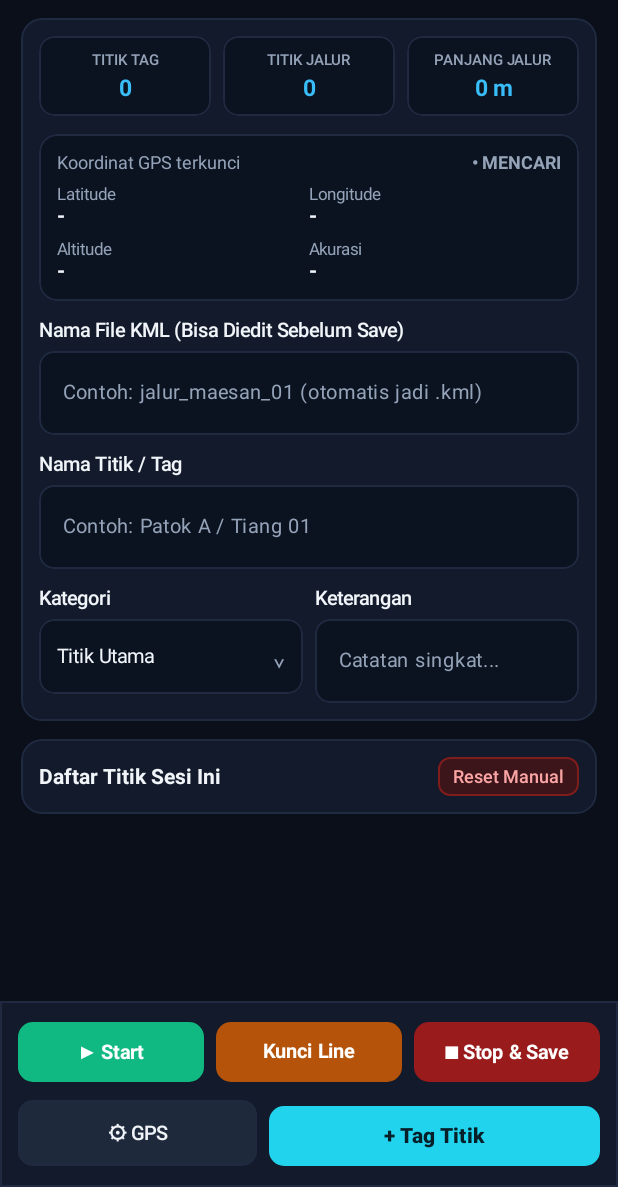
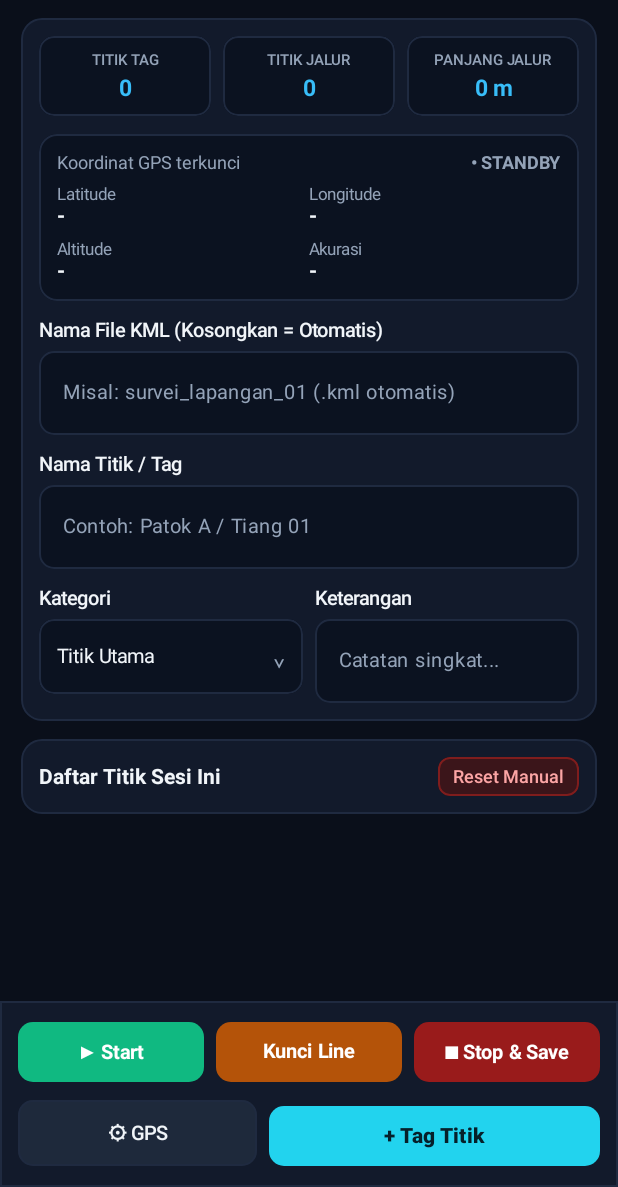
Before and after one commit to bagasody22/gps-survei-native, an Android app built with Jetpack Compose: the screen it shows after launch (MainActivity), after a tap on "Reset Manual", on a phone screen of 412 x 824 dp, the part 49-1236 px from its top. Run offline under Robolectric (Android 15) with nearby library versions, the phone set to English and light mode, and no system bars.

Commit message:
Update MainActivity.kt

```diff
--- a/app/src/main/java/com/timsurvei/gpskml/MainActivity.kt
+++ b/app/src/main/java/com/timsurvei/gpskml/MainActivity.kt
@@ -4,7 +4,6 @@ import android.Manifest
 import android.annotation.SuppressLint
 import android.content.ContentValues
 import android.content.Context
-import android.content.Intent
 import android.content.pm.PackageManager
 import android.location.Location
 import android.os.Build
@@ -12,7 +11,6 @@ import android.os.Bundle
 import android.os.Environment
 import android.os.Looper
 import android.provider.MediaStore
-import android.provider.Settings
 import android.widget.Toast
 import androidx.activity.ComponentActivity
 import androidx.activity.compose.rememberLauncherForActivityResult
@@ -73,7 +71,6 @@ import java.io.FileOutputStream
 import java.text.SimpleDateFormat
 import java.util.Date
 import java.util.Locale
-
 data class TrackPoint(
     val latitude: Double,
     val longitude: Double,
@@ -98,9 +95,13 @@ private val TextWhite = Color(0xFFF1F5F9)
 private val TextMuted = Color(0xFF94A3B8)
 private val AccentBlue = Color(0xFF38BDF8)
 private val BtnGreen = Color(0xFF10B981)
+private val BtnGreenActive = Color(0xFF047857)
 private val BtnAmber = Color(0xFFB45309)
+private val BtnAmberLocked = Color(0xFFF59E0B)
 private val BtnRed = Color(0xFF991B1B)
+private val BtnRedPressed = Color(0xFFEF4444)
 private val BtnTagCyan = Color(0xFF22D3EE)
+private val BtnTagCyanPressed = Color(0xFF0891B2)
 
 class MainActivity : ComponentActivity() {
     override fun onCreate(savedInstanceState: Bundle?) {
@@ -125,6 +126,9 @@ fun GpsTaggingKmlScreen() {
 
     var isTracking by remember { mutableStateOf(false) }
     var isLineLocked by remember { mutableStateOf(false) }
+    var isRefreshingGps by remember { mutableStateOf(false) }
+    var isSavingKml by remember { mutableStateOf(false) }
+    var isTaggingPressed by remember { mutableStateOf(false) }
 
     var kmlFileName by remember { mutableStateOf("") }
     var tagName by remember { mutableStateOf("") }
@@ -156,26 +160,27 @@ fun GpsTaggingKmlScreen() {
         )
     }
 
-    val permissionLauncher = rememberLauncherForActivityResult(
-        contract = ActivityResultContracts.RequestMultiplePermissions()
-    ) { perms ->
-        hasLocationPermission = perms[Manifest.permission.ACCESS_FINE_LOCATION] == true ||
-            perms[Manifest.permission.ACCESS_COARSE_LOCATION] == true
-        if (hasLocationPermission) {
-            isTracking = true
-            val cur = currentLocation
-            if (cur != null && trackPoints.isEmpty()) {
-                trackPoints.add(
-                    TrackPoint(
-                        latitude = cur.latitude,
-                        longitude = cur.longitude,
-                        altitude = if (cur.hasAltitude()) cur.altitude else 0.0
-                    )
-                )
-                lastTrackLocation = cur
+    fun isAccurateEnough(loc: Location): Boolean {
+        return !loc.hasAccuracy() || loc.accuracy <= 25.0f
     }
+
+    fun appendTrackPointIfValid(loc: Location, minMeters: Double) {
+        if (!isTracking || isLineLocked) return
+        if (!isAccurateEnough(loc)) return
+        if (loc.latitude == 0.0 && loc.longitude == 0.0) return
+
+        val alt = if (loc.hasAltitude()) loc.altitude else 0.0
+        val prev = lastTrackLocation
+        if (prev == null) {
+            trackPoints.add(TrackPoint(loc.latitude, loc.longitude, alt))
+            lastTrackLocation = loc
         } else {
-            Toast.makeText(context, "Izin lokasi diperlukan untuk survei GPS", Toast.LENGTH_SHORT).show()
+            val dist = loc.distanceTo(prev).toDouble()
+            if (dist in minMeters..150.0) {
+                totalPathMeters += dist
+                trackPoints.add(TrackPoint(loc.latitude, loc.longitude, alt))
+                lastTrackLocation = loc
+            }
         }
     }
 
@@ -184,42 +189,54 @@ fun GpsTaggingKmlScreen() {
             override fun onLocationResult(result: LocationResult) {
                 val loc = result.lastLocation ?: return
                 currentLocation = loc
-
-                if (!isTracking || isLineLocked) return
-
-                val prev = lastTrackLocation
-                val alt = if (loc.hasAltitude()) loc.altitude else 0.0
-                if (prev == null) {
-                    trackPoints.add(TrackPoint(loc.latitude, loc.longitude, alt))
-                    lastTrackLocation = loc
-                } else {
-                    val dist = loc.distanceTo(prev).toDouble()
-                    if (dist >= 2.0) {
-                        totalPathMeters += dist
-                        trackPoints.add(TrackPoint(loc.latitude, loc.longitude, alt))
-                        lastTrackLocation = loc
-                    }
+                isRefreshingGps = false
+                if (isTracking && !isLineLocked) {
+                    appendTrackPointIfValid(loc, minMeters = 3.0)
                 }
             }
         }
     }
 
-    DisposableEffect(hasLocationPermission) {
-        if (hasLocationPermission) {
-            val request = LocationRequest.Builder(Priority.PRIORITY_HIGH_ACCURACY, 2500L)
-                .setMinUpdateIntervalMillis(1000L)
+    DisposableEffect(hasLocationPermission, isTracking, isRefreshingGps) {
+        val shouldListen = hasLocationPermission && (isTracking || isRefreshingGps)
+        if (shouldListen) {
+            val interval = if (isTracking) 3500L else 2000L
+            val request = LocationRequest.Builder(Priority.PRIORITY_HIGH_ACCURACY, interval)
+                .setMinUpdateIntervalMillis(1500L)
                 .build()
             fusedLocationClient.requestLocationUpdates(request, locationCallback, Looper.getMainLooper())
             fusedLocationClient.lastLocation.addOnSuccessListener { loc ->
-                if (loc != null && currentLocation == null) {
+                if (loc != null) {
+                    if (currentLocation == null || (loc.hasAccuracy() && loc.accuracy <= (currentLocation?.accuracy ?: Float.MAX_VALUE))) {
                         currentLocation = loc
+                    }
+                    if (isTracking && !isLineLocked) {
+                        appendTrackPointIfValid(loc, minMeters = 3.0)
                     }
                 }
             }
+        } else {
+            fusedLocationClient.removeLocationUpdates(locationCallback)
+        }
+
         onDispose {
             fusedLocationClient.removeLocationUpdates(locationCallback)
         }
     }
+        val permissionLauncher = rememberLauncherForActivityResult(
+        contract = ActivityResultContracts.RequestMultiplePermissions()
+    ) { perms ->
+        hasLocationPermission = perms[Manifest.permission.ACCESS_FINE_LOCATION] == true ||
+            perms[Manifest.permission.ACCESS_COARSE_LOCATION] == true
+        if (hasLocationPermission) {
+            isTracking = true
+            isLineLocked = false
+            Toast.makeText(context, "Izin diberikan, survei aktif", Toast.LENGTH_SHORT).show()
+        } else {
+            Toast.makeText(context, "Izin lokasi diperlukan untuk survei GPS", Toast.LENGTH_SHORT).show()
+        }
+    }
+
     fun startSurvey() {
         if (!hasLocationPermission) {
             permissionLauncher.launch(
@@ -232,26 +249,56 @@ fun GpsTaggingKmlScreen() {
         }
         isTracking = true
         isLineLocked = false
-        val cur = currentLocation
-        if (cur != null && trackPoints.isEmpty()) {
-            trackPoints.add(
-                TrackPoint(
-                    latitude = cur.latitude,
-                    longitude = cur.longitude,
-                    altitude = if (cur.hasAltitude()) cur.altitude else 0.0
-                )
-            )
-            lastTrackLocation = cur
-        }
+        currentLocation?.let { appendTrackPointIfValid(it, minMeters = 0.0) }
         Toast.makeText(context, "Survei dimulai", Toast.LENGTH_SHORT).show()
     }
 
+    fun refreshGpsPosition() {
+        if (!hasLocationPermission) {
+            permissionLauncher.launch(
+                arrayOf(
+                    Manifest.permission.ACCESS_FINE_LOCATION,
+                    Manifest.permission.ACCESS_COARSE_LOCATION
+                )
+            )
+            return
+        }
+        isRefreshingGps = true
+        Toast.makeText(context, "Mengambil posisi GPS terbaru...", Toast.LENGTH_SHORT).show()
+        fusedLocationClient.getCurrentLocation(Priority.PRIORITY_HIGH_ACCURACY, null)
+            .addOnSuccessListener { loc ->
+                if (loc != null) {
+                    currentLocation = loc
+                    if (isTracking && !isLineLocked) {
+                        appendTrackPointIfValid(loc, minMeters = 2.5)
+                    }
+                    val accText = if (loc.hasAccuracy()) String.format(Locale.US, "±%.1f m", loc.accuracy) else "-"
+                    Toast.makeText(context, "Posisi diperbarui (Akurasi $accText)", Toast.LENGTH_SHORT).show()
+                }
+                isRefreshingGps = false
+            }
+            .addOnFailureListener {
+                isRefreshingGps = false
+                Toast.makeText(context, "Gagal memperbarui posisi GPS", Toast.LENGTH_SHORT).show()
+            }
+    }
+
     fun addTagPoint() {
+        isTaggingPressed = true
         val loc = currentLocation
         if (loc == null) {
-            Toast.makeText(context, "Menunggu koordinat GPS terkunci...", Toast.LENGTH_SHORT).show()
+            isTaggingPressed = false
+            Toast.makeText(context, "Tekan GPS dulu atau tunggu koordinat terkunci", Toast.LENGTH_SHORT).show()
             return
         }
+        if (loc.hasAccuracy() && loc.accuracy > 35.0f) {
+            Toast.makeText(
+                context,
+                String.format(Locale.US, "Peringatan: Akurasi ±%.1f m (kurang presisi)", loc.accuracy),
+                Toast.LENGTH_SHORT
+            ).show()
+        }
+
         val alt = if (loc.hasAltitude()) loc.altitude else 0.0
         val cleanName = tagName.trim().ifEmpty { "Titik ${taggedPoints.size + 1}" }
         val timeStr = SimpleDateFormat("yyyy-MM-dd HH:mm:ss", Locale.getDefault()).format(Date())
@@ -269,28 +316,31 @@ fun GpsTaggingKmlScreen() {
         )
 
         if (isTracking && !isLineLocked) {
-            val prev = lastTrackLocation
-            if (prev == null) {
-                trackPoints.add(TrackPoint(loc.latitude, loc.longitude, alt))
-                lastTrackLocation = loc
-            } else {
-                val dist = loc.distanceTo(prev).toDouble()
-                if (dist >= 0.5) {
-                    totalPathMeters += dist
-                    trackPoints.add(TrackPoint(loc.latitude, loc.longitude, alt))
-                    lastTrackLocation = loc
-                }
-            }
+            appendTrackPointIfValid(loc, minMeters = 1.0)
         }
 
         tagName = ""
         noteText = ""
+        isTaggingPressed = false
         Toast.makeText(context, "Titik '$cleanName' ditambahkan", Toast.LENGTH_SHORT).show()
     }
 
+    fun clearSessionData() {
+        taggedPoints.clear()
+        trackPoints.clear()
+        lastTrackLocation = null
+        totalPathMeters = 0.0
+        isLineLocked = false
+    }
+
     fun stopAndSaveKml() {
+        isSavingKml = true
         isTracking = false
+        isRefreshingGps = false
+        fusedLocationClient.removeLocationUpdates(locationCallback)
+
         if (taggedPoints.isEmpty() && trackPoints.isEmpty()) {
+            isSavingKml = false
             Toast.makeText(context, "Belum ada titik atau jalur untuk disimpan", Toast.LENGTH_SHORT).show()
             return
         }
@@ -313,22 +363,21 @@ fun GpsTaggingKmlScreen() {
 
         val saved = saveKmlToDownloads(context, fileName, kmlContent)
         if (saved) {
-            Toast.makeText(context, "Tersimpan di Download/$fileName", Toast.LENGTH_LONG).show()
+            clearSessionData()
+            kmlFileName = ""
+            Toast.makeText(context, "Tersimpan di Download/$fileName & sesi direset", Toast.LENGTH_LONG).show()
         } else {
             Toast.makeText(context, "Gagal menyimpan file KML", Toast.LENGTH_LONG).show()
         }
+        isSavingKml = false
     }
 
     fun resetManual() {
         isTracking = false
-        isLineLocked = false
-        taggedPoints.clear()
-        trackPoints.clear()
-        lastTrackLocation = null
-        totalPathMeters = 0.0
-        Toast.makeText(context, "Data sesi direset", Toast.LENGTH_SHORT).show()
+        isRefreshingGps = false
+        clearSessionData()
+        Toast.makeText(context, "Riwayat sesi direset", Toast.LENGTH_SHORT).show()
     }
-
         Scaffold(
         containerColor = BgDark,
         bottomBar = {
@@ -347,7 +396,7 @@ fun GpsTaggingKmlScreen() {
                     Button(
                         onClick = { startSurvey() },
                         colors = ButtonDefaults.buttonColors(
-                            containerColor = BtnGreen,
+                            containerColor = if (isTracking) BtnGreenActive else BtnGreen,
                             contentColor = Color.White
                         ),
                         shape = RoundedCornerShape(10.dp),
@@ -355,7 +404,7 @@ fun GpsTaggingKmlScreen() {
                         modifier = Modifier.weight(1f)
                     ) {
                         Text(
-                            text = if (isTracking) "▶ Aktif" else "▶ Start",
+                            text = if (isTracking) "▶ Berjalan" else "▶ Start",
                             fontWeight = FontWeight.Bold,
                             fontSize = 13.sp,
                             maxLines = 1
@@ -365,8 +414,8 @@ fun GpsTaggingKmlScreen() {
                     Button(
                         onClick = { isLineLocked = !isLineLocked },
                         colors = ButtonDefaults.buttonColors(
-                            containerColor = if (isLineLocked) Color(0xFFD97706) else BtnAmber,
-                            contentColor = Color.White
+                            containerColor = if (isLineLocked) BtnAmberLocked else BtnAmber,
+                            contentColor = if (isLineLocked) Color(0xFF111827) else Color.White
                         ),
                         shape = RoundedCornerShape(10.dp),
                         contentPadding = PaddingValues(vertical = 10.dp, horizontal = 8.dp),
@@ -383,7 +432,7 @@ fun GpsTaggingKmlScreen() {
                     Button(
                         onClick = { stopAndSaveKml() },
                         colors = ButtonDefaults.buttonColors(
-                            containerColor = BtnRed,
+                            containerColor = if (isSavingKml) BtnRedPressed else BtnRed,
                             contentColor = Color.White
                         ),
                         shape = RoundedCornerShape(10.dp),
@@ -391,7 +440,7 @@ fun GpsTaggingKmlScreen() {
                         modifier = Modifier.weight(1f)
                     ) {
                         Text(
-                            text = "■ Stop & Save",
+                            text = if (isSavingKml) "Menyimpan..." else "■ Stop & Save",
                             fontWeight = FontWeight.Bold,
                             fontSize = 13.sp,
                             maxLines = 1
@@ -408,28 +457,18 @@ fun GpsTaggingKmlScreen() {
                             .weight(0.42f)
                             .height(44.dp)
                             .clip(RoundedCornerShape(10.dp))
-                            .background(Color(0xFF1E293B))
-                            .border(1.dp, BorderDark, RoundedCornerShape(10.dp))
-                            .clickable {
-                                if (!hasLocationPermission) {
-                                    permissionLauncher.launch(
-                                        arrayOf(
-                                            Manifest.permission.ACCESS_FINE_LOCATION,
-                                            Manifest.permission.ACCESS_COARSE_LOCATION
+                            .background(if (isRefreshingGps) AccentBlue else Color(0xFF1E293B))
+                            .border(
+                                width = 1.dp,
+                                color = if (isRefreshingGps) AccentBlue else BorderDark,
+                                shape = RoundedCornerShape(10.dp)
                             )
-                                    )
-                                } else {
-                                    context.startActivity(
-                                        Intent(Settings.ACTION_LOCATION_SOURCE_SETTINGS)
-                                            .addFlags(Intent.FLAG_ACTIVITY_NEW_TASK)
-                                    )
-                                }
-                            },
+                            .clickable { refreshGpsPosition() },
                         contentAlignment = Alignment.Center
                     ) {
                         Text(
-                            text = "⚙ GPS",
-                            color = TextWhite,
+                            text = if (isRefreshingGps) "⟳ Mencari..." else "⚙ GPS",
+                            color = if (isRefreshingGps) Color(0xFF06202A) else TextWhite,
                             fontWeight = FontWeight.SemiBold,
                             fontSize = 13.sp
                         )
@@ -438,7 +477,7 @@ fun GpsTaggingKmlScreen() {
                     Button(
                         onClick = { addTagPoint() },
                         colors = ButtonDefaults.buttonColors(
-                            containerColor = BtnTagCyan,
+                            containerColor = if (isTaggingPressed) BtnTagCyanPressed else BtnTagCyan,
                             contentColor = Color(0xFF06202A)
                         ),
                         shape = RoundedCornerShape(10.dp),
@@ -474,7 +513,7 @@ fun GpsTaggingKmlScreen() {
                         modifier = Modifier
                             .size(10.dp)
                             .clip(CircleShape)
-                            .background(AccentBlue)
+                            .background(if (isTracking) BtnGreen else AccentBlue)
                     )
                     Spacer(modifier = Modifier.width(8.dp))
                     Text(
@@ -558,7 +597,12 @@ fun GpsTaggingKmlScreen() {
                             fontSize = 12.sp
                         )
                         Text(
-                            text = if (currentLocation != null) "• AKTIF" else "• MENCARI",
+                            text = when {
+                                isRefreshingGps -> "• REFRESH"
+                                currentLocation != null && isTracking -> "• AKTIF"
+                                currentLocation != null -> "• TERSIMPAN"
+                                else -> "• STANDBY"
+                            },
                             color = if (currentLocation != null) BtnGreen else TextMuted,
                             fontWeight = FontWeight.Bold,
                             fontSize = 12.sp
@@ -600,9 +644,10 @@ fun GpsTaggingKmlScreen() {
                         }
                     }
                 }
+
                 Column(verticalArrangement = Arrangement.spacedBy(6.dp)) {
                     Text(
-                        text = "Nama File KML (Bisa Diedit Sebelum Save)",
+                        text = "Nama File KML (Kosongkan = Otomatis)",
                         color = TextWhite,
                         fontWeight = FontWeight.SemiBold,
                         fontSize = 13.sp
@@ -612,7 +657,7 @@ fun GpsTaggingKmlScreen() {
                         onValueChange = { kmlFileName = it },
                         placeholder = {
                             Text(
-                                "Contoh: jalur_maesan_01 (otomatis jadi .kml)",
+                                "Misal: survei_lapangan_01 (.kml otomatis)",
                                 color = TextMuted,
                                 fontSize = 13.sp,
                                 maxLines = 1,
@@ -755,7 +800,6 @@ fun GpsTaggingKmlScreen() {
                     }
                 }
             }
-
                         Column(
                 modifier = Modifier
                     .fillMaxWidth()
@@ -831,6 +875,7 @@ fun GpsTaggingKmlScreen() {
         }
     }
 }
+
 @Composable
 private fun StatBox(
     label: String,
```
Lines whose indentation alone changed are shown as unchanged.
